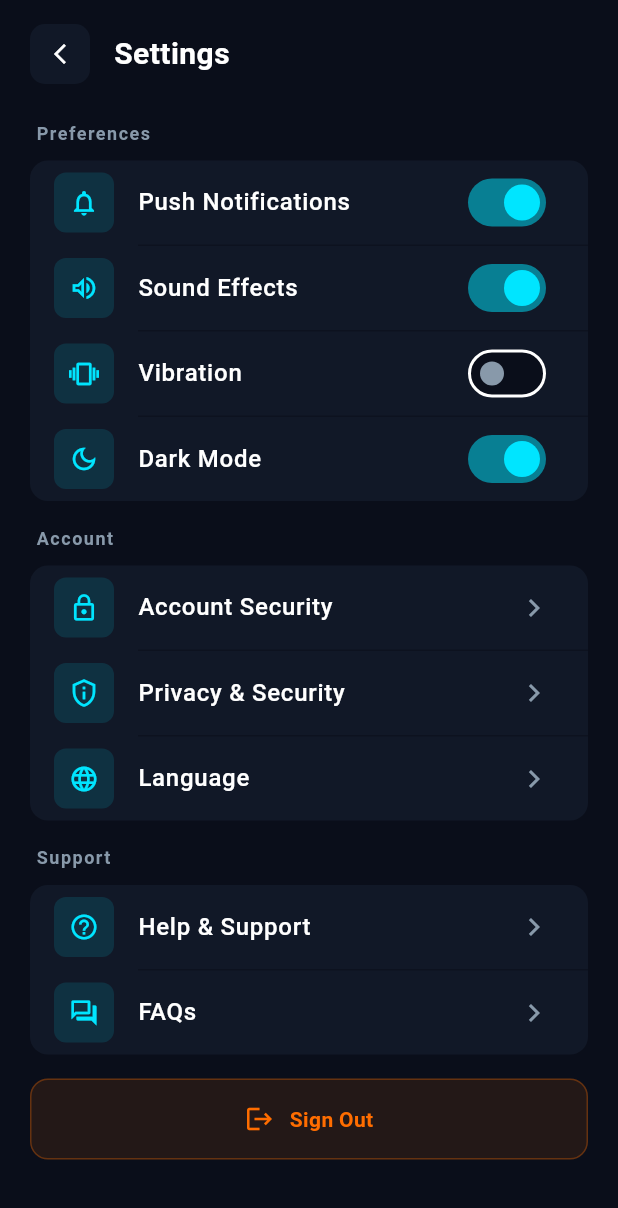
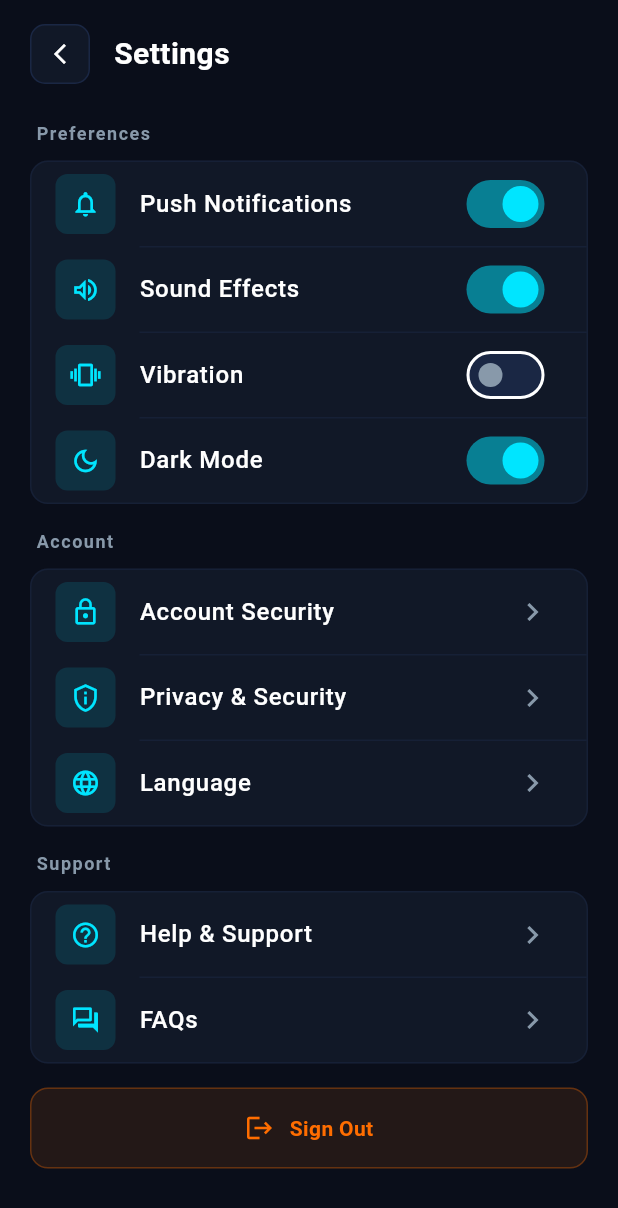
Before and after one commit to gamearn/gamearn, a Flutter app: the SettingsScreen screen opened directly, on a phone screen of 412 x 824 dp. Shown: the top 1208 px of the screen. Run offline on Flutter 3.47's test engine with Material 3 defaults, Android fonts, the light colour scheme and no system bars; our stand-ins replace cloud_firestore, firebase_auth, firebase_core, flutter_svg, google_sign_in, pinput and 1 more; missing offline and left inert: flutter_facebook_auth; accounts and stored records are empty.

Commit message:
Update settings_screen.dart

```diff
--- a/lib/screens/profile/settings_screen.dart
+++ b/lib/screens/profile/settings_screen.dart
@@ -13,10 +13,33 @@
   bool _notifications = true;
   bool _soundEffects = true;
   bool _vibration = false;
-  bool _darkMode = true;
+
+  // Read initial value from the notifier so toggle reflects real state
+  bool get _darkMode {
+    final forced = ThemeNotifier.instance.forceDark;
+    if (forced != null) return forced;
+    // If following system, treat as dark by default (matches design)
+    return true;
+  }
+
+  @override
+  void initState() {
+    super.initState();
+    ThemeNotifier.instance.addListener(_onThemeChanged);
+  }
+
+  @override
+  void dispose() {
+    ThemeNotifier.instance.removeListener(_onThemeChanged);
+    super.dispose();
+  }
+
+  void _onThemeChanged() => setState(() {});
 
   @override
   Widget build(BuildContext context) {
+    final isDark = context.isDark;
+
     return Scaffold(
       backgroundColor: context.bg,
       body: SafeArea(
@@ -35,13 +58,15 @@
                       decoration: BoxDecoration(
                         color: context.surface,
                         borderRadius: BorderRadius.circular(10),
+                        border: Border.all(color: context.border),
                       ),
-                      child: const Icon(Icons.arrow_back_ios_new,
-                          color: Colors.white, size: 16),
+                      // ✅ Fixed: was hardcoded Colors.white → now theme-aware
+                      child: Icon(Icons.arrow_back_ios_new,
+                          color: context.txtPri, size: 16),
                     ),
                   ),
                   const SizedBox(width: 16),
-                  Text('Settings', style: context.titleStyle),
+                  Text('Settings', style: context.titleStyle.copyWith(color: context.txtPri)),
                 ],
               ),
             ),
@@ -68,8 +93,11 @@
                     _toggleTile(context, Icons.vibration_outlined, 'Vibration',
                         _vibration, (v) => setState(() => _vibration = v)),
                     _divider(context),
-                    _toggleTile(context, Icons.dark_mode_outlined, 'Dark Mode',
-                        _darkMode, (v) => setState(() => _darkMode = v)),
+                    // ✅ Fixed: now actually calls ThemeNotifier
+                    _toggleTile(context, isDark ? Icons.dark_mode_outlined : Icons.light_mode_outlined,
+                        'Dark Mode', _darkMode, (v) {
+                      ThemeNotifier.instance.setTheme(v);
+                    }),
                   ]),
                   const SizedBox(height: 16),
                   _sectionCard(context, 'Account', [
@@ -152,6 +180,7 @@
           decoration: BoxDecoration(
             color: context.surface,
             borderRadius: BorderRadius.circular(12),
+            border: Border.all(color: context.border.withOpacity(0.5)),
           ),
           child: Column(children: items),
         ),
@@ -171,15 +200,16 @@
         ),
         child: Icon(icon, color: context.cyan, size: 20),
       ),
+      // ✅ Fixed: was hardcoded Colors.white → context.txtPri
       title: Text(label,
-          style: const TextStyle(
-              color: Colors.white, fontWeight: FontWeight.w500)),
+          style: TextStyle(
+              color: context.txtPri, fontWeight: FontWeight.w500)),
       trailing: Switch(
         value: value,
         onChanged: onChanged,
         activeColor: context.cyan,
         inactiveThumbColor: context.subText,
-        inactiveTrackColor: context.bg,
+        inactiveTrackColor: context.border,
       ),
     );
   }
@@ -197,9 +227,10 @@
         ),
         child: Icon(icon, color: context.cyan, size: 20),
       ),
+      // ✅ Fixed: was hardcoded Colors.white → context.txtPri
       title: Text(label,
-          style: const TextStyle(
-              color: Colors.white, fontWeight: FontWeight.w500)),
+          style: TextStyle(
+              color: context.txtPri, fontWeight: FontWeight.w500)),
       trailing: Icon(Icons.chevron_right, color: context.subText),
     );
   }
@@ -207,6 +238,6 @@
   Widget _divider(BuildContext context) => Divider(
         height: 1,
         indent: 72,
-        color: context.bg.withOpacity(0.6),
+        color: context.border.withOpacity(0.5),
       );
 }
```
